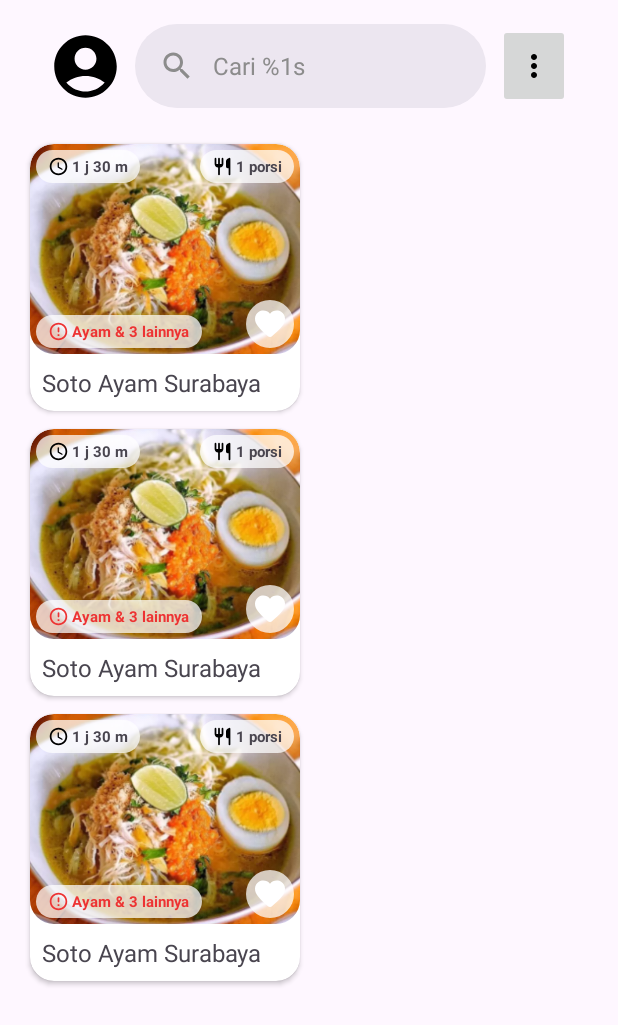
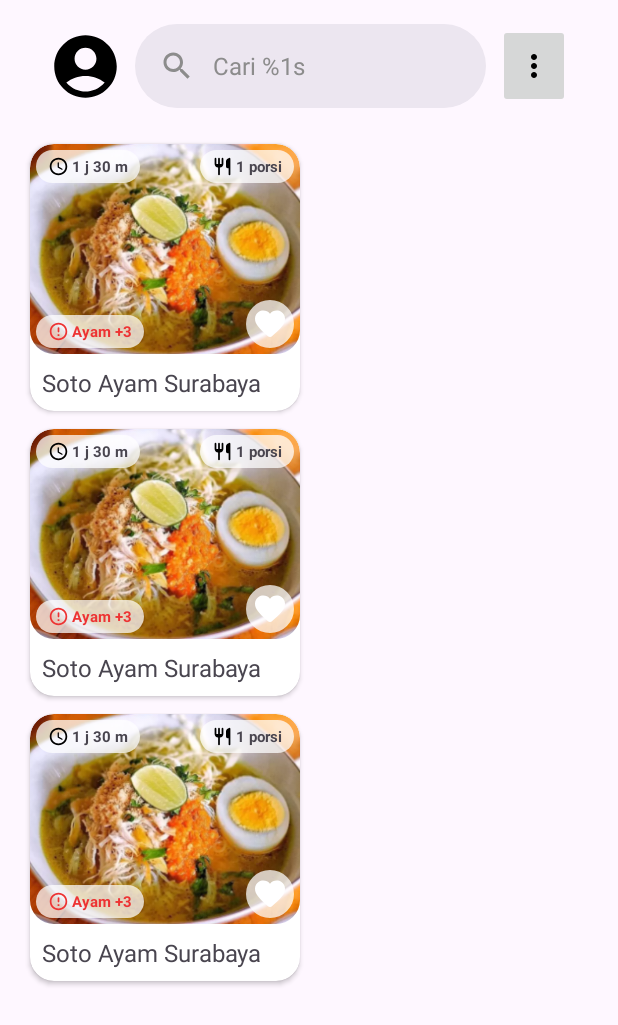
Before and after one commit to Team-EasyMeal-C23-PC677/EasyMeal-Mobile, an Android app: the layout fragment_recipe.xml on its own in the app's theme, with its tools: preview values and no code run, on a phone screen of 412 x 824 dp. Shown: the top 1025 px of the screen. Run offline under Robolectric (Android 15) with nearby library versions, the phone set to English and light mode, and no system bars.

Commit message:
refactor: cleanup recipe item ui

```diff
--- a/app/src/main/res/layout/item_recipe.xml
+++ b/app/src/main/res/layout/item_recipe.xml
@@ -37,7 +37,7 @@
             android:layout_height="wrap_content"
             android:layout_marginStart="4dp"
             android:layout_marginTop="4dp"
-            android:text="1 j 30 m"
+            android:text="@string/placeholder_time"
             app:drawableLeftCompat="@drawable/recipe_time"
             app:layout_constraintStart_toStartOf="parent"
             app:layout_constraintTop_toTopOf="@+id/iv_recipe_image" />
@@ -49,7 +49,7 @@
             android:layout_height="wrap_content"
             android:layout_marginTop="4dp"
             android:layout_marginEnd="4dp"
-            android:text="1 porsi"
+            android:text="@string/placeholder_serving"
             app:drawableLeftCompat="@drawable/recipe_portion"
             app:layout_constraintEnd_toEndOf="parent"
             app:layout_constraintTop_toTopOf="@+id/iv_recipe_image" />
@@ -61,51 +61,10 @@
             android:layout_height="wrap_content"
             android:layout_marginStart="4dp"
             android:layout_marginBottom="4dp"
-            android:text="Ayam &amp; 3 lainnya"
+            android:text="@string/placeholder_warning"
             app:drawableLeftCompat="@drawable/recipe_warning"
             app:layout_constraintBottom_toBottomOf="@+id/iv_recipe_image"
             app:layout_constraintStart_toStartOf="parent" />
-
-<!--        <Button-->
-<!--            android:layout_width="32dp"-->
-<!--            android:layout_height="32dp"-->
-<!--            android:background="@drawable/circle_transparent_button_background"-->
-<!--            android:drawableTint="@color/black"-->
-<!--            app:backgroundTint="@color/white_transparent"-->
-<!--            android:drawableStart="@drawable/ic_round_favorite"-->
-<!--            android:drawablePadding="1dp"-->
-<!--            android:gravity="center"-->
-<!--            android:textColor="@color/black"-->
-<!--            android:textSize="18sp"-->
-<!--            android:text=" "-->
-<!--            android:contentDescription="Favorite button"-->
-<!--            android:layout_marginEnd="4dp"-->
-<!--            android:layout_marginBottom="4dp"-->
-<!--            app:layout_constraintEnd_toEndOf="parent"-->
-<!--            app:layout_constraintBottom_toBottomOf="@+id/iv_recipe_image" />-->
-
-
-
-<!--        <com.google.android.material.floatingactionbutton.FloatingActionButton-->
-<!--            android:id="@+id/fab_recipe"-->
-<!--            android:layout_width="40dp"-->
-<!--            android:layout_height="40dp"-->
-<!--            android:layout_marginEnd="4dp"-->
-<!--            android:layout_marginBottom="4dp"-->
-<!--            android:clickable="true"-->
-<!--            app:layout_constraintBottom_toBottomOf="@+id/iv_recipe_image"-->
-<!--            app:layout_constraintEnd_toEndOf="parent"-->
-<!--            app:srcCompat="@drawable/ic_round_favorite" />-->
-
-<!--        <Button-->
-<!--            android:layout_width="32dp"-->
-<!--            android:layout_height="32dp"-->
-<!--            style="@style/Widget.MaterialComponents.Button.Icon"-->
-<!--            app:icon="@drawable/ic_round_favorite"-->
-<!--            android:layout_marginEnd="4dp"-->
-<!--            android:layout_marginBottom="4dp"-->
-<!--            app:layout_constraintEnd_toEndOf="parent"-->
-<!--            app:layout_constraintBottom_toBottomOf="@+id/iv_recipe_image" />-->
 
         <ImageButton
             android:id="@+id/btn_recipe_favorite"
@@ -115,7 +74,7 @@
             android:background="@drawable/circle_transparent_button_background"
             android:src="@drawable/ic_round_favorite"
             android:gravity="center"
-            android:contentDescription="Favorite button"
+            android:contentDescription="@string/cd_favorite_button"
             android:layout_marginEnd="4dp"
             android:layout_marginBottom="4dp"
             app:layout_constraintEnd_toEndOf="parent"
@@ -131,16 +90,13 @@
             android:layout_marginEnd="8dp"
             android:layout_marginBottom="8dp"
             android:maxLines="2"
-            android:text="Soto Ayam Surabaya"
+            android:text="@string/placeholder_title"
             android:textSize="16sp"
             app:layout_constraintBottom_toBottomOf="parent"
             app:layout_constraintEnd_toEndOf="parent"
             app:layout_constraintStart_toStartOf="parent"
             app:layout_constraintTop_toBottomOf="@+id/iv_recipe_image" />
 
-
-
-
     </androidx.constraintlayout.widget.ConstraintLayout>
 
 
```
